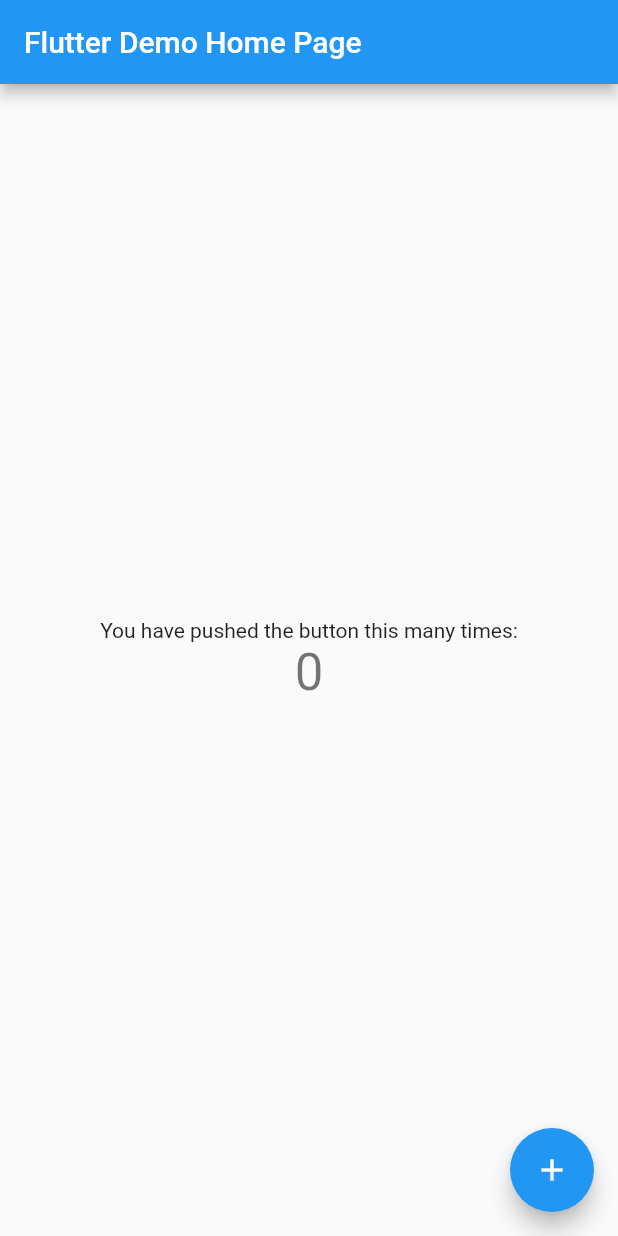
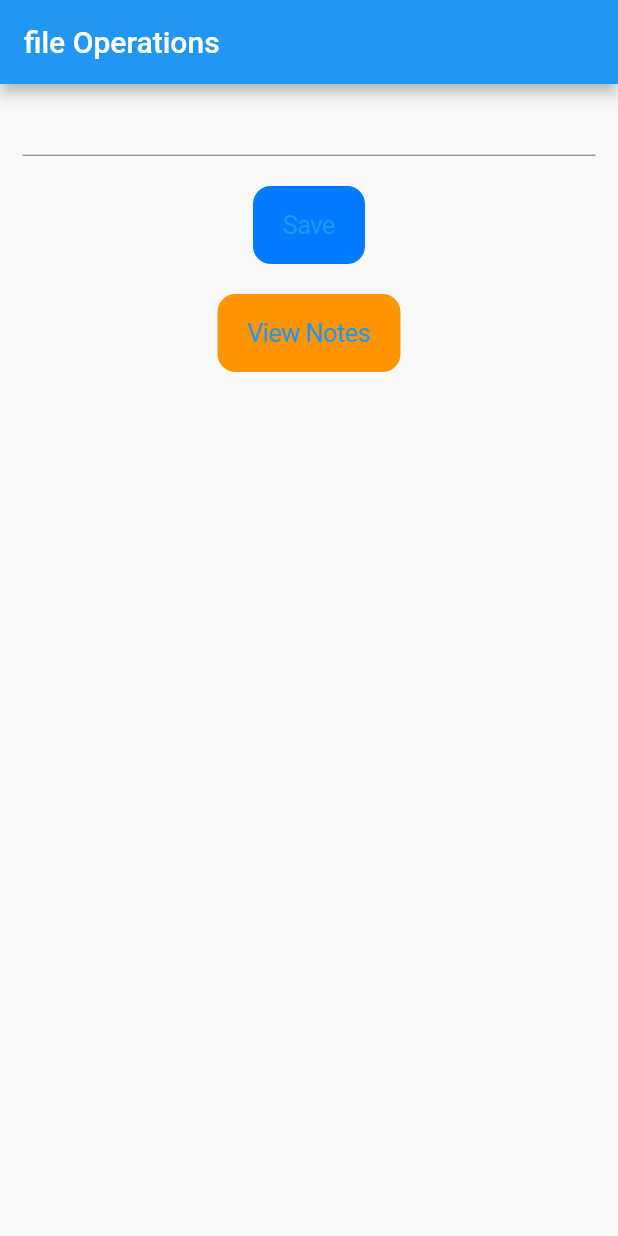
Before and after one commit to akar-jaza/Shared-preferences, a Flutter app: the screen it shows after launch, on a phone screen of 412 x 824 dp. Run offline on Flutter 3.47's test engine with Material 2 defaults, Android fonts, the phone set to English and light mode, and no system bars; our stand-ins replace shared_preferences.

Commit message:
bugs needs fix

```diff
--- a/lib/main.dart
+++ b/lib/main.dart
@@ -1,4 +1,7 @@
+import 'package:file_operations/view_notes.dart';
+import 'package:flutter/cupertino.dart';
 import 'package:flutter/material.dart';
+import 'package:shared_preferences/shared_preferences.dart';
 
 void main() {
   runApp(const MyApp());
@@ -7,109 +10,78 @@ void main() {
 class MyApp extends StatelessWidget {
   const MyApp({super.key});
 
-  // This widget is the root of your application.
   @override
   Widget build(BuildContext context) {
     return MaterialApp(
-      title: 'Flutter Demo',
+      debugShowCheckedModeBanner: false,
       theme: ThemeData(
-        // This is the theme of your application.
-        //
-        // Try running your application with "flutter run". You'll see the
-        // application has a blue toolbar. Then, without quitting the app, try
-        // changing the primarySwatch below to Colors.green and then invoke
-        // "hot reload" (press "r" in the console where you ran "flutter run",
-        // or simply save your changes to "hot reload" in a Flutter IDE).
-        // Notice that the counter didn't reset back to zero; the application
-        // is not restarted.
         primarySwatch: Colors.blue,
       ),
-      home: const MyHomePage(title: 'Flutter Demo Home Page'),
+      home: const MyHomePage(),
     );
   }
 }
 
 class MyHomePage extends StatefulWidget {
-  const MyHomePage({super.key, required this.title});
-
-  // This widget is the home page of your application. It is stateful, meaning
-  // that it has a State object (defined below) that contains fields that affect
-  // how it looks.
-
-  // This class is the configuration for the state. It holds the values (in this
-  // case the title) provided by the parent (in this case the App widget) and
-  // used by the build method of the State. Fields in a Widget subclass are
-  // always marked "final".
-
-  final String title;
+  const MyHomePage({super.key});
 
   @override
   State<MyHomePage> createState() => _MyHomePageState();
 }
 
 class _MyHomePageState extends State<MyHomePage> {
-  int _counter = 0;
+  final notesController = TextEditingController();
 
-  void _incrementCounter() {
-    setState(() {
-      // This call to setState tells the Flutter framework that something has
-      // changed in this State, which causes it to rerun the build method below
-      // so that the display can reflect the updated values. If we changed
-      // _counter without calling setState(), then the build method would not be
-      // called again, and so nothing would appear to happen.
-      _counter++;
-    });
+  Future<void> setNotesData(notesvalue) async {
+    final SharedPreferences preferences = await SharedPreferences.getInstance();
+    preferences.setString("noteData", notesvalue);
+  }
+
+  @override
+  void initState() {
+    super.initState();
+    notesController.dispose();
   }
 
   @override
   Widget build(BuildContext context) {
-    // This method is rerun every time setState is called, for instance as done
-    // by the _incrementCounter method above.
-    //
-    // The Flutter framework has been optimized to make rerunning build methods
-    // fast, so that you can just rebuild anything that needs updating rather
-    // than having to individually change instances of widgets.
     return Scaffold(
-      appBar: AppBar(
-        // Here we take the value from the MyHomePage object that was created by
-        // the App.build method, and use it to set our appbar title.
-        title: Text(widget.title),
-      ),
+      appBar: AppBar(title: const Text('file Operations')),
       body: Center(
-        // Center is a layout widget. It takes a single child and positions it
-        // in the middle of the parent.
         child: Column(
-          // Column is also a layout widget. It takes a list of children and
-          // arranges them vertically. By default, it sizes itself to fit its
-          // children horizontally, and tries to be as tall as its parent.
-          //
-          // Invoke "debug painting" (press "p" in the console, choose the
-          // "Toggle Debug Paint" action from the Flutter Inspector in Android
-          // Studio, or the "Toggle Debug Paint" command in Visual Studio Code)
-          // to see the wireframe for each widget.
-          //
-          // Column has various properties to control how it sizes itself and
-          // how it positions its children. Here we use mainAxisAlignment to
-          // center the children vertically; the main axis here is the vertical
-          // axis because Columns are vertical (the cross axis would be
-          // horizontal).
-          mainAxisAlignment: MainAxisAlignment.center,
-          children: <Widget>[
-            const Text(
-              'You have pushed the button this many times:',
+          children: [
+             Padding(
+              padding: const EdgeInsets.symmetric(horizontal: 15),
+              child: TextField(
+                // controller: notesController,
+              ),
             ),
-            Text(
-              '$_counter',
-              style: Theme.of(context).textTheme.headline4,
+            const SizedBox(
+              height: 20,
+            ),
+            CupertinoButton(
+              onPressed: () {
+                setNotesData(notesController.value.toString());
+              },
+              color: CupertinoColors.activeBlue,
+              child: const Text('Save'),
+            ),
+            const SizedBox(
+              height: 20,
+            ),
+            CupertinoButton(
+              onPressed: () {
+                Navigator.push(
+                  context,
+                  MaterialPageRoute(builder: (context) => const ViewNotes()),
+                );
+              },
+              color: CupertinoColors.activeOrange,
+              child: const Text('View Notes'),
             ),
           ],
         ),
       ),
-      floatingActionButton: FloatingActionButton(
-        onPressed: _incrementCounter,
-        tooltip: 'Increment',
-        child: const Icon(Icons.add),
-      ), // This trailing comma makes auto-formatting nicer for build methods.
     );
   }
 }
--- a/pubspec.yaml
+++ b/pubspec.yaml
@@ -36,6 +36,7 @@ dependencies:
   # The following adds the Cupertino Icons font to your application.
   # Use with the CupertinoIcons class for iOS style icons.
   cupertino_icons: ^1.0.2
+  shared_preferences: ^2.0.15
 
 dev_dependencies:
   flutter_test:
```
Also changed, not shown: lib/view_notes.dart (added, +42 -0 lines), pubspec.lock, 10 other files.
